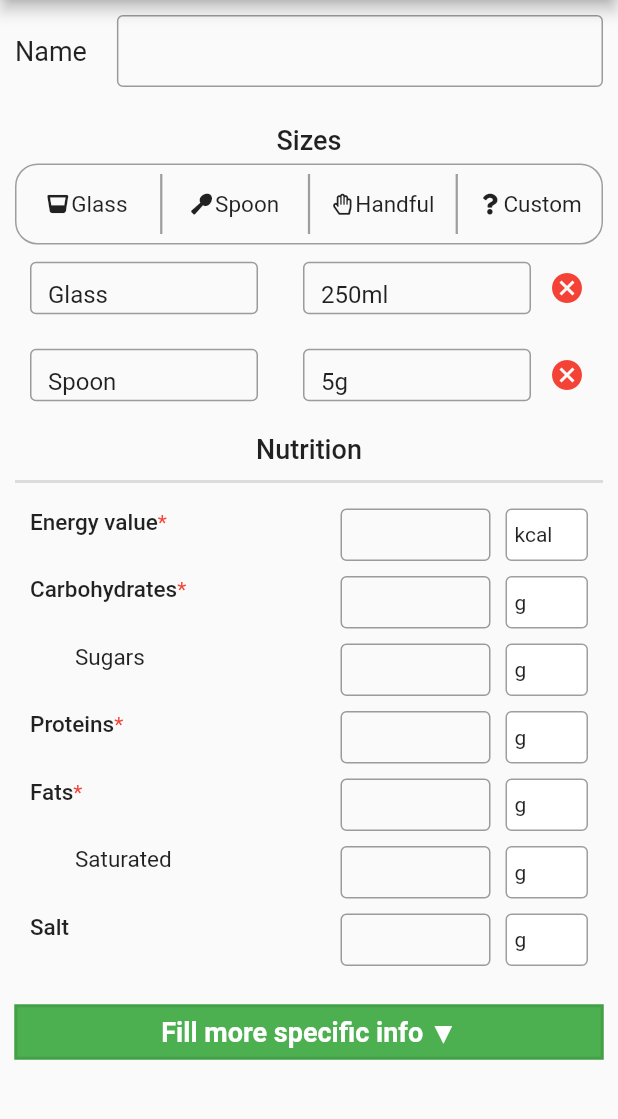
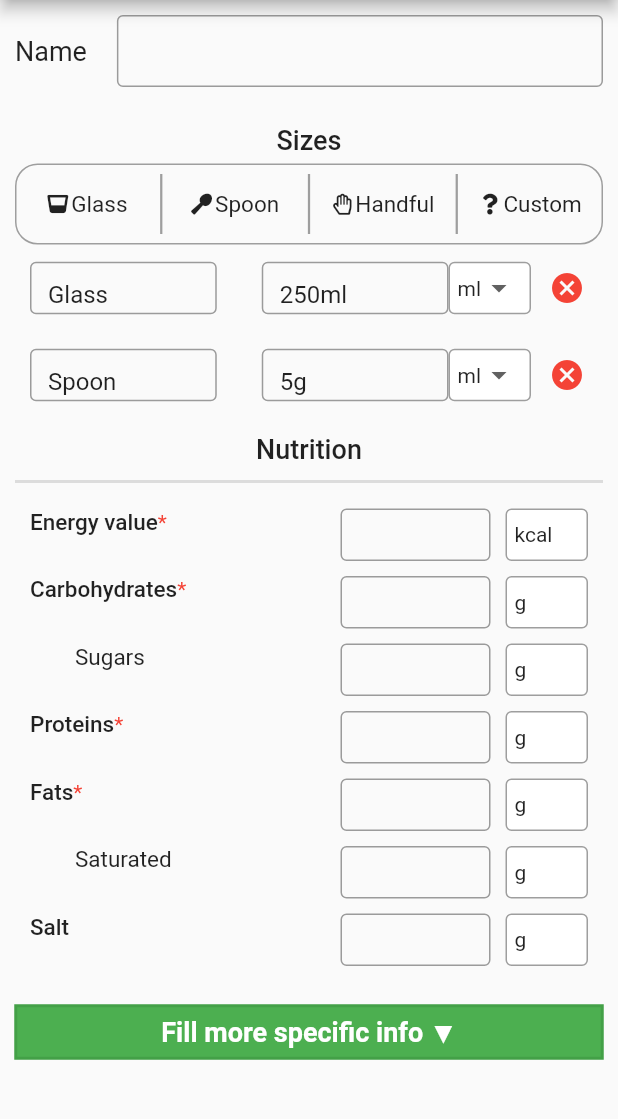
Before and after one commit to Xezolpl/Diet-Planner, a Flutter app: the ProductPage screen opened directly with sample values from the repository, after a tap on "Glass", after a tap on "Spoon", on a phone screen of 412 x 824 dp, the part 105-1224 px from its top. Run offline on Flutter 3.47's test engine with Material 2 defaults, Android fonts, the phone set to English and light mode, and no system bars; our stand-ins replace data_connection_checker, font_awesome_flutter, freezed_annotation; generated files the repository leaves out were written again.

Commit message:
UnitsDropdownButton refactor and stylization inside

```diff
--- a/lib/presentation/product/portions_column.dart
+++ b/lib/presentation/product/portions_column.dart
@@ -1,4 +1,5 @@
 import 'package:diet_planner/model/portion_size.dart';
+import 'package:diet_planner/presentation/product/units_dropdown_button.dart';
 import 'package:flutter/material.dart';
 
 import 'outline_border_text_field.dart';
@@ -39,6 +40,7 @@ class _PortionsColumnState extends State<PortionsColumn> {
                           OutlineBorderTextField(
                               initValue:
                                   '${portionSize.value.keys.first}${portionSize.value.values.first}'),
+                          UnitsDropdownButton(['ml', 'g']),
                           IconButton(
                             icon: Icon(Icons.cancel, color: Colors.red),
                             onPressed: () {
--- a/lib/presentation/product/product_page.dart
+++ b/lib/presentation/product/product_page.dart
@@ -588,20 +588,7 @@ class LabelWithTextFieldRow extends StatelessWidget {
           SizedBox(
             width: 10,
           ),
-          Container(
-              alignment: Alignment.centerLeft,
-              decoration: BoxDecoration(
-                  color: Colors.white,
-                  borderRadius: BorderRadius.circular(4),
-                  border: Border.all(
-                    color: Colors.grey,
-                  )),
-              padding: EdgeInsets.only(left: 5),
-              width: 55,
-              height: 35,
-              child: units.length == 1
-                  ? Text(units[0])
-                  : UnitsDropdownButton(units)),
+          UnitsDropdownButton(units),
         ],
       ),
     );
--- a/lib/presentation/product/units_dropdown_button.dart
+++ b/lib/presentation/product/units_dropdown_button.dart
@@ -64,7 +64,20 @@ class _UnitsDropdownButtonState extends State<UnitsDropdownButton> {
 
   @override
   Widget build(BuildContext context) {
-    return DropdownButtonHideUnderline(
+    return Container(
+        alignment: Alignment.centerLeft,
+        decoration: BoxDecoration(
+            color: Colors.white,
+            borderRadius: BorderRadius.circular(4),
+            border: Border.all(
+              color: Colors.grey,
+            )),
+        padding: EdgeInsets.only(left: 5),
+        width: 55,
+        height: 35,
+        child: units.length == 1
+            ? Text(units[0])
+            : DropdownButtonHideUnderline(
                 child: DropdownButton<String>(
                   value: selectedUnit,
                   onChanged: (value) {
@@ -73,7 +86,8 @@ class _UnitsDropdownButtonState extends State<UnitsDropdownButton> {
                     });
                   },
                   items: units
-            .map<DropdownMenuItem<String>>((e) => DropdownMenuItem<String>(
+                      .map<DropdownMenuItem<String>>(
+                          (e) => DropdownMenuItem<String>(
                                 value: e,
                                 child: Text(
                                   e,
@@ -82,6 +96,6 @@ class _UnitsDropdownButtonState extends State<UnitsDropdownButton> {
                               ))
                       .toList(),
                 ),
-    );
+              ));
   }
 }
```
Lines whose indentation alone changed are shown as unchanged.
